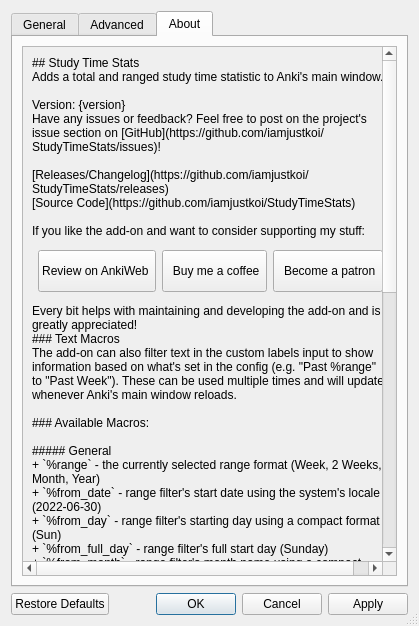
The window that res/ui/options_dialog.ui (iamjustkoi/StudyTimeStats) describes before a commit, drawn with Qt 5.
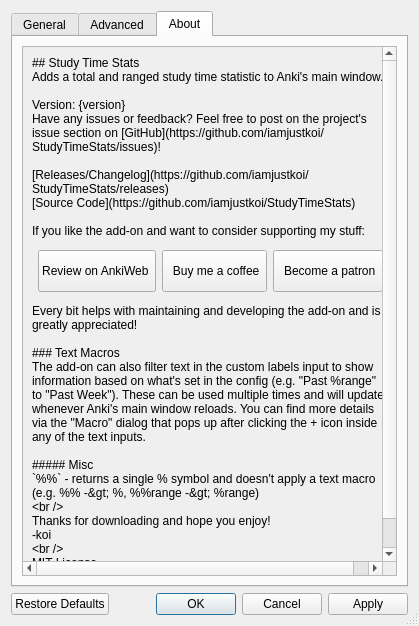
The same window after the commit. The open tabs and pages were chosen to show the change. Icons and pictures are not drawn.

Commit message: Small about information update

What changed in the file:
```diff
--- a/res/ui/options_dialog.ui
+++ b/res/ui/options_dialog.ui
@@ -322,7 +322,7 @@
             <x>0</x>
             <y>0</y>
             <width>449</width>
-            <height>851</height>
+            <height>516</height>
            </rect>
           </property>
           <property name="sizePolicy">
@@ -517,48 +517,18 @@
              </property>
              <property name="text">
               <string>Every bit helps with maintaining and developing the add-on and is greatly appreciated!
+
 ### Text Macros
-The add-on can also filter text in the custom labels input to show information based on what's set in the config (e.g. &quot;Past %range&quot; to &quot;Past Week&quot;). These can be used multiple times and will update whenever Anki's main window reloads.
-
-### Available Macros:
-
-##### General
-+ `%range` - the currently selected range format (Week, 2 Weeks, Month, Year)
-+ `%from_date` - range filter's start date using the system's locale (2022-06-30)
-+ `%from_day` - range filter's starting day using a compact format (Sun)
-+ `%from_full_day` - range filter's full start day (Sunday)
-+ `%from_month` - range filter's month name using a compact format (Sep)
-+ `%from_full_month` - range filter's full month name (September)
-+ `%days` - total days the range filter checks against (17)
-&lt;br&gt;&lt;/br&gt;
-##### Advanced
-These macros will each index the received review logs and output its individual value-unit combination (e.g. &quot;%total_hrs&quot; -&gt; &quot;3.14 hrs&quot;).
-+ `%total_hrs` - total study time
-+ `%range_hrs` - ranged study time
-+ `%prev_range_hrs` - total study time of the last calendar range
-&lt;br&gt;&lt;/br&gt;
-
-Total time for a specific range (current week, current month, etc):
-+ `%week_hrs`, `%two_week_hrs`, `%month_hrs`, `%year_hrs`
-&lt;br&gt;&lt;/br&gt;
-
-Total time for a specific, previous range (previous week, previous month, etc):
-+ `%prev_day_hrs`, `%prev_week_hrs`, `%prev_two_week_hrs`, `%prev_month_hrs`, `%prev_year_hrs`
-&lt;br&gt;&lt;/br&gt;
-
-Custom date:
-+ `%from_custom_hrs:&lt;YYYY-MM-DD&gt;` - total study time from a unique, input date (e.g. &quot;%from_custom_hrs:2022-03-14&quot; -&gt; &quot;22.5 hrs&quot; (from 2022, March 14th))
-&lt;br&gt;&lt;/br&gt;
+The add-on can also filter text in the custom labels input to show information based on what's set in the config (e.g. &quot;Past %range&quot; to &quot;Past Week&quot;). These can be used multiple times and will update whenever Anki's main window reloads. You can find more details via the &quot;Macro&quot; dialog that pops up after clicking the + icon inside any of the text inputs.
 
 ##### Misc
-+ `%%` - returns a single % symbol and doesn't apply the text macro (%, %range, etc)
-
+`%%` - returns a single % symbol and doesn't apply a text macro (e.g. %% -&gt; %, %%range -&gt; %range)
 &lt;br&gt;&lt;/br&gt;
-Thanks for downloading and hope you enjoy!  
--koi  
-&lt;br&gt;&lt;/br&gt;  
-MIT License    
-©2022 JustKoi (iamjustkoi)  </string>
+Thanks for downloading and hope you enjoy!
+-koi 
+&lt;br&gt;&lt;/br&gt;
+MIT License 
+©2022-2023 JustKoi (iamjustkoi)</string>
              </property>
              <property name="textFormat">
               <enum>Qt::PlainText</enum>
```
Left out of the diff: 2 changed lines with no effect on the pictures. The commit also changes 1 other file.
